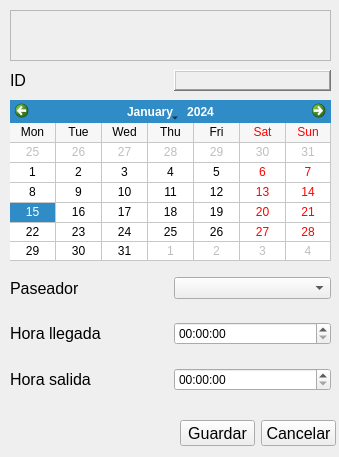
This is interfas/alta_baja_paseo.ui in AsmisAlan/TrabajoFinal as Qt 5 draws it before an edit. The edited form follows.
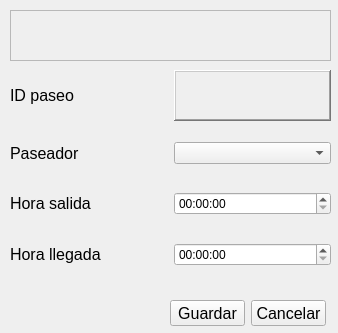
This is the edited form.

```diff
--- a/interfas/alta_baja_paseo.ui
+++ b/interfas/alta_baja_paseo.ui
@@ -9,8 +9,8 @@
    <rect>
     <x>0</x>
     <y>0</y>
-    <width>339</width>
-    <height>457</height>
+    <width>338</width>
+    <height>333</height>
    </rect>
   </property>
   <property name="windowTitle">
@@ -41,36 +41,13 @@
     <set>Qt::AlignCenter</set>
    </property>
   </widget>
-  <widget class="QCalendarWidget" name="calendarWidget">
-   <property name="geometry">
-    <rect>
-     <x>10</x>
-     <y>100</y>
-     <width>321</width>
-     <height>161</height>
-    </rect>
-   </property>
-   <property name="minimumDate">
-    <date>
-     <year>2015</year>
-     <month>1</month>
-     <day>1</day>
-    </date>
-   </property>
-   <property name="gridVisible">
-    <bool>true</bool>
-   </property>
-   <property name="verticalHeaderFormat">
-    <enum>QCalendarWidget::NoVerticalHeader</enum>
-   </property>
-  </widget>
-  <widget class="QWidget" name="">
+  <widget class="QWidget" name="layoutWidget">
    <property name="geometry">
     <rect>
      <x>10</x>
      <y>70</y>
      <width>321</width>
-     <height>21</height>
+     <height>51</height>
     </rect>
    </property>
    <layout class="QHBoxLayout" name="horizontalLayout">
@@ -83,7 +60,7 @@
        </font>
       </property>
       <property name="text">
-       <string>ID</string>
+       <string>ID paseo</string>
       </property>
      </widget>
     </item>
@@ -102,7 +79,7 @@
        <number>4</number>
       </property>
       <property name="text">
-       <string/>
+       <string>  </string>
       </property>
      </widget>
     </item>
@@ -111,8 +88,8 @@
   <widget class="QPushButton" name="boton_guardar_2">
    <property name="geometry">
     <rect>
-     <x>261</x>
-     <y>420</y>
+     <x>251</x>
+     <y>300</y>
      <width>75</width>
      <height>26</height>
     </rect>
@@ -130,8 +107,8 @@
   <widget class="QPushButton" name="boton_guardar">
    <property name="geometry">
     <rect>
-     <x>180</x>
-     <y>420</y>
+     <x>170</x>
+     <y>300</y>
      <width>75</width>
      <height>26</height>
     </rect>
@@ -146,13 +123,13 @@
     <string>Guardar</string>
    </property>
   </widget>
-  <widget class="QWidget" name="">
+  <widget class="QWidget" name="layoutWidget">
    <property name="geometry">
     <rect>
      <x>10</x>
-     <y>260</y>
+     <y>120</y>
      <width>321</width>
-     <height>151</height>
+     <height>171</height>
     </rect>
    </property>
    <layout class="QVBoxLayout" name="verticalLayout">
@@ -179,26 +156,6 @@
       </item>
      </layout>
     </item>
-    <item>
-     <layout class="QHBoxLayout" name="horizontalLayout_3">
-      <item>
-       <widget class="QLabel" name="label_7">
-        <property name="font">
-         <font>
-          <family>Arial</family>
-          <pointsize>12</pointsize>
-         </font>
-        </property>
-        <property name="text">
-         <string>Hora llegada</string>
-        </property>
-       </widget>
-      </item>
-      <item>
-       <widget class="QTimeEdit" name="timeEdit"/>
-      </item>
-     </layout>
-    </item>
     <item>
      <layout class="QHBoxLayout" name="horizontalLayout_4">
       <item>
@@ -219,6 +176,26 @@
       </item>
      </layout>
     </item>
+    <item>
+     <layout class="QHBoxLayout" name="horizontalLayout_3">
+      <item>
+       <widget class="QLabel" name="label_7">
+        <property name="font">
+         <font>
+          <family>Arial</family>
+          <pointsize>12</pointsize>
+         </font>
+        </property>
+        <property name="text">
+         <string>Hora llegada</string>
+        </property>
+       </widget>
+      </item>
+      <item>
+       <widget class="QTimeEdit" name="timeEdit"/>
+      </item>
+     </layout>
+    </item>
    </layout>
   </widget>
   <zorder>layoutWidget</zorder>
```
Left out of the diff: 17 changed lines with no effect on the pictures.
